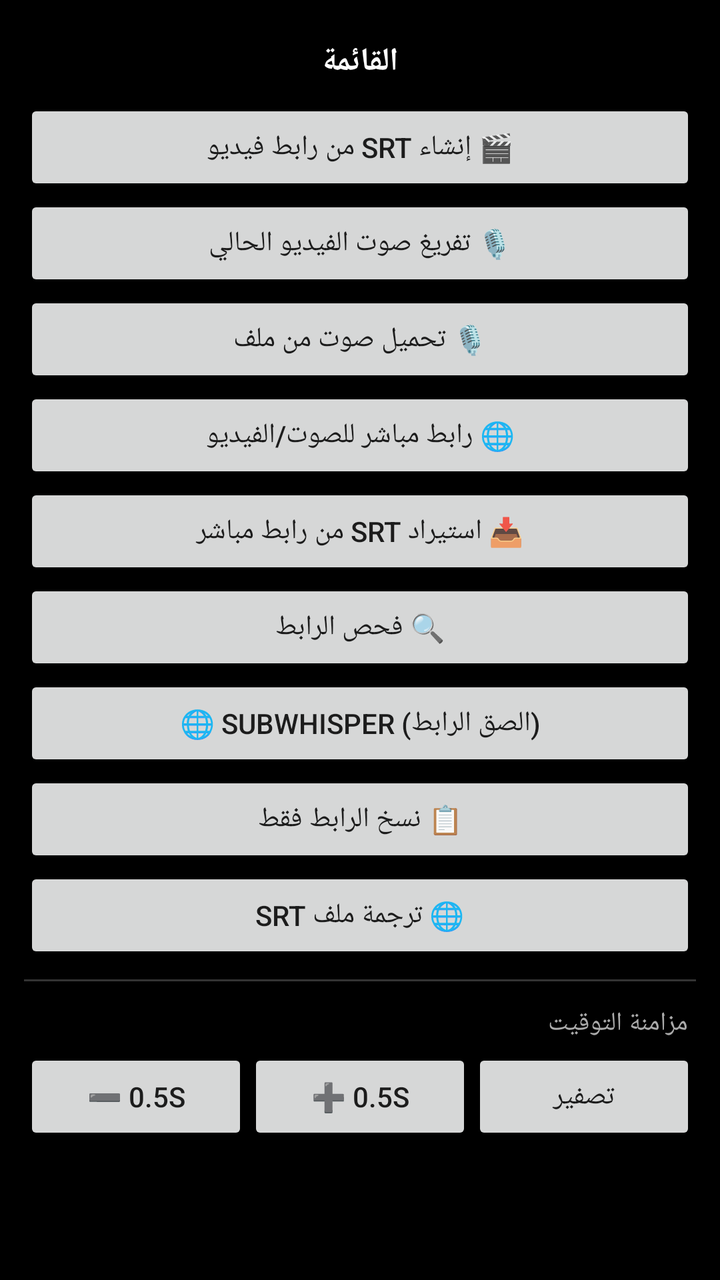
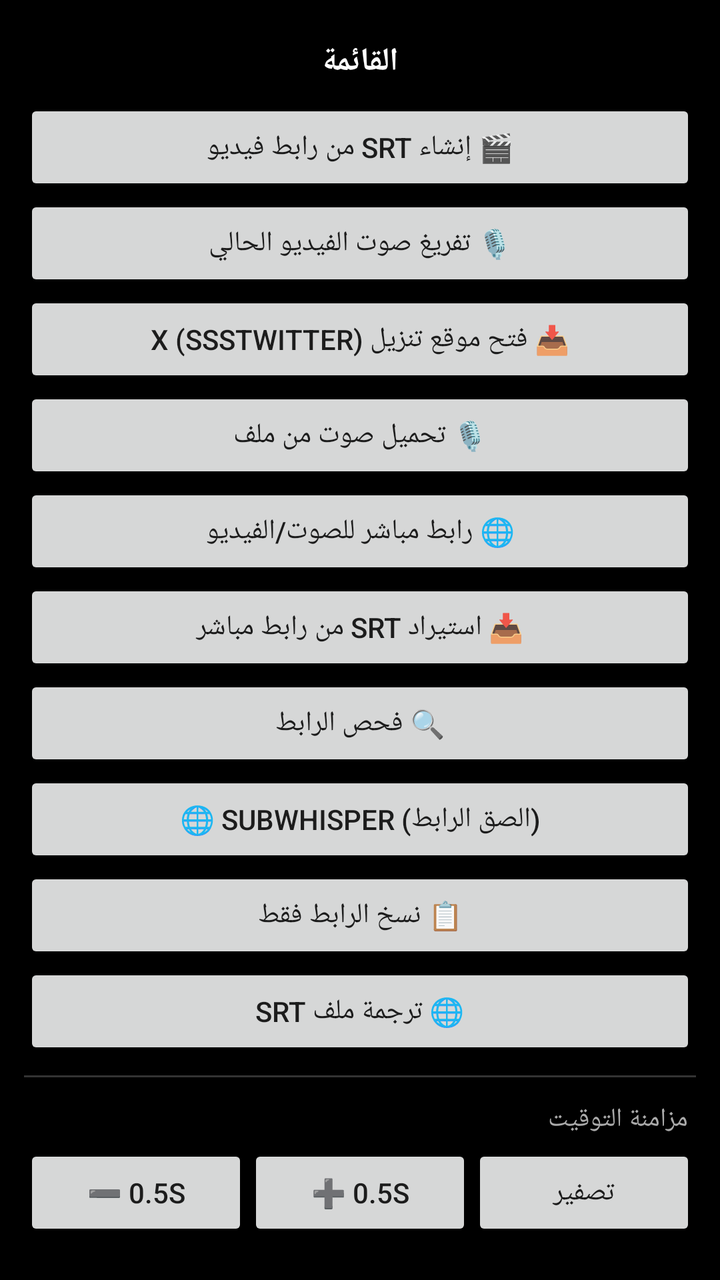

Two renders of the same Android screen: before a commit and after it. Below are the layout's source before the change and the commit's diff.
<!-- AndroidManifest.xml: application theme Theme.SariSubtitle -->
<!-- res/layout/bottom_sheet_menu.xml -->
<?xml version="1.0" encoding="utf-8"?>
<ScrollView xmlns:android="http://schemas.android.com/apk/res/android"
    android:layout_width="match_parent"
    android:layout_height="wrap_content">

    <LinearLayout
        android:layout_width="match_parent"
        android:layout_height="wrap_content"
        android:orientation="vertical"
        android:padding="12dp">

        <TextView
            android:layout_width="match_parent"
            android:layout_height="wrap_content"
            android:text="القائمة"
            android:textSize="16sp"
            android:textStyle="bold"
            android:textColor="@android:color/white"
            android:gravity="center"
            android:padding="8dp" />

        <Button
            android:id="@+id/bsGenerateSrtButton"
            android:layout_width="match_parent"
            android:layout_height="wrap_content"
            android:text="🎬 إنشاء SRT من رابط فيديو" />

        <Button
            android:id="@+id/bsTranscribeXButton"
            android:layout_width="match_parent"
            android:layout_height="wrap_content"
            android:text="🎙️ تفريغ صوت الفيديو الحالي" />

        <Button
            android:id="@+id/bsTranscribeAudioButton"
            android:layout_width="match_parent"
            android:layout_height="wrap_content"
            android:text="🎙️ تحميل صوت من ملف" />

        <Button
            android:id="@+id/bsDirectMediaButton"
            android:layout_width="match_parent"
            android:layout_height="wrap_content"
            android:text="🌐 رابط مباشر للصوت/الفيديو" />

        <Button
            android:id="@+id/bsImportSrtButton"
            android:layout_width="match_parent"
            android:layout_height="wrap_content"
            android:text="📥 استيراد SRT من رابط مباشر" />

        <Button
            android:id="@+id/bsAnalyzeLinkButton"
            android:layout_width="match_parent"
            android:layout_height="wrap_content"
            android:text="🔍 فحص الرابط" />

        <Button
            android:id="@+id/bsPasteSubWhisperButton"
            android:layout_width="match_parent"
            android:layout_height="wrap_content"
            android:text="🌐 SubWhisper (الصق الرابط)" />

        <Button
            android:id="@+id/bsCopyLinkButton"
            android:layout_width="match_parent"
            android:layout_height="wrap_content"
            android:text="📋 نسخ الرابط فقط" />

        <Button
            android:id="@+id/bsTranslateSrtButton"
            android:layout_width="match_parent"
            android:layout_height="wrap_content"
            android:text="🌐 ترجمة ملف SRT" />

        <View
            android:layout_width="match_parent"
            android:layout_height="1dp"
            android:background="#333333"
            android:layout_marginTop="8dp"
            android:layout_marginBottom="8dp" />

        <TextView
            android:layout_width="match_parent"
            android:layout_height="wrap_content"
            android:text="مزامنة التوقيت"
            android:textSize="13sp"
            android:textColor="#AAAAAA"
            android:padding="4dp" />

        <LinearLayout
            android:layout_width="match_parent"
            android:layout_height="wrap_content"
            android:orientation="horizontal">

            <Button
                android:id="@+id/bsOffsetMinus"
                android:layout_width="0dp"
                android:layout_height="wrap_content"
                android:layout_weight="1"
                android:text="➖ 0.5s" />

            <Button
                android:id="@+id/bsOffsetPlus"
                android:layout_width="0dp"
                android:layout_height="wrap_content"
                android:layout_weight="1"
                android:text="➕ 0.5s" />

            <Button
                android:id="@+id/bsOffsetReset"
                android:layout_width="0dp"
                android:layout_height="wrap_content"
                android:layout_weight="1"
                android:text="تصفير" />

        </LinearLayout>

    </LinearLayout>
</ScrollView>
<!-- resources referenced by this layout -->
<resources>
  <style name="Theme.SariSubtitle" parent="Theme.AppCompat.DayNight.NoActionBar">
          <item name="android:windowBackground">@android:color/black</item>
          <item name="android:statusBarColor">@android:color/black</item>
          <item name="android:navigationBarColor">@android:color/black</item>
      </style>
</resources>

<!-- the commit's change to res/layout/bottom_sheet_menu.xml (unified diff, before → after) -->
@@ -30,6 +30,12 @@
             android:layout_width="match_parent"
             android:layout_height="wrap_content"
             android:text="🎙️ تفريغ صوت الفيديو الحالي" />
+
+        <Button
+            android:id="@+id/bsOpenDownloaderButton"
+            android:layout_width="match_parent"
+            android:layout_height="wrap_content"
+            android:text="📥 فتح موقع تنزيل X (ssstwitter)" />
 
         <Button
             android:id="@+id/bsTranscribeAudioButton"
